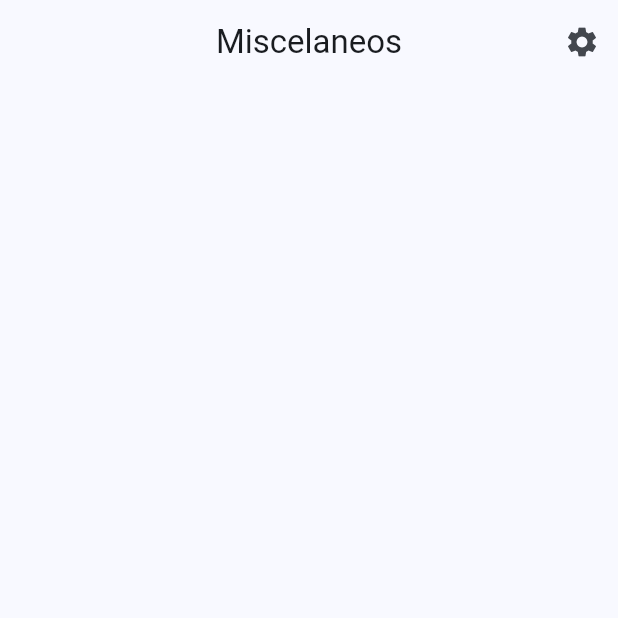
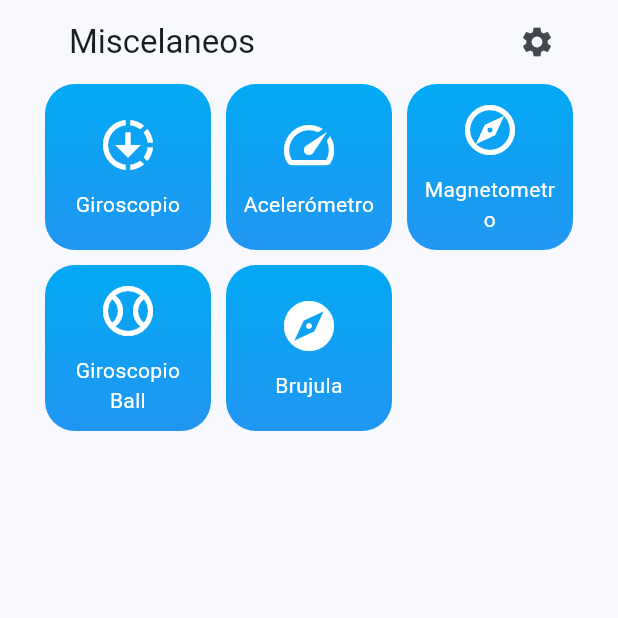
Before and after one commit to ErnestAlf222/miscelaneos, a Flutter app: the screen it shows after launch, on a phone screen of 412 x 824 dp, the top half of it. Run offline on Flutter 3.47's test engine with Material 3 defaults, Android fonts, the phone set to English and light mode, and no system bars; our stand-ins replace device_info_plus, flutter_riverpod, go_router, google_fonts, permission_handler.

Commit message:
pantallas creadas repositorio

```diff
--- a/lib/config/router/app_router.dart
+++ b/lib/config/router/app_router.dart
@@ -2,6 +2,7 @@ import 'package:go_router/go_router.dart';
 import 'package:miscelaneos/presentation/screens/screens.dart';
 
 final router = GoRouter(routes: [
+  // ? General
   GoRoute(
     path: '/',
     builder: (context, state) => const HomeScreen(),
@@ -10,4 +11,27 @@ final router = GoRouter(routes: [
     path: '/permissions',
     builder: (context, state) => const PermissionsScreen(),
   ),
+
+  // ? Sensors
+  GoRoute(
+    path: '/gyroscope',
+    builder: (context, state) => const GyroscopeScreen(),
+  ),
+  GoRoute(
+    path: '/accelerometer',
+    builder: (context, state) => const AccelerometerScreen(),
+  ),
+  GoRoute(
+    path: '/magnetometer',
+    builder: (context, state) => const MagnetomerScreen(),
+  ),
+  GoRoute(
+    path: '/gyroscope-ball',
+    builder: (context, state) => const GyroscopeBallScreen(),
+  ),
+  GoRoute(
+    path: '/compass',
+    builder: (context, state) => const CompassScreen(),
+  ),
+
 ]);
--- a/lib/presentation/screens/home/home_screen.dart
+++ b/lib/presentation/screens/home/home_screen.dart
@@ -1,5 +1,6 @@
 import 'package:flutter/material.dart';
 import 'package:go_router/go_router.dart';
+import 'package:miscelaneos/presentation/widgets/widgets.dart';
 
 class HomeScreen extends StatelessWidget {
   const HomeScreen({super.key});
@@ -7,8 +8,11 @@ class HomeScreen extends StatelessWidget {
   @override
   Widget build(BuildContext context) {
     return Scaffold(
-      appBar: AppBar(
-        centerTitle: true,
+      body: Padding(
+        padding: const EdgeInsets.symmetric(horizontal: 30),
+        child: CustomScrollView(
+          slivers: [
+            SliverAppBar(
               title: const Text('Miscelaneos'),
               actions: [
                 IconButton(
@@ -19,6 +23,10 @@ class HomeScreen extends StatelessWidget {
                 ),
               ],
             ),
+            const MainMenu()
+          ],
+        ),
+      ),
     );
   }
 }
--- a/lib/presentation/screens/screens.dart
+++ b/lib/presentation/screens/screens.dart
@@ -1,2 +1,3 @@
 export 'home/home_screen.dart';
 export 'permissions/permissions_screen.dart';
+export 'sensors/sensors.dart';
--- /dev/null
+++ b/lib/presentation/screens/sensors/sensors.dart
@@ -0,0 +1,5 @@
+export 'accelerometer_screen.dart';
+export 'compass_screen.dart';
+export 'gyroscope_ball_screen.dart';
+export 'gyroscope_screen.dart';
+export 'magnetomer_screen.dart';
--- /dev/null
+++ b/lib/presentation/widgets/shared/main_menu.dart
@@ -0,0 +1,86 @@
+// ignore_for_file: public_member_api_docs, sort_constructors_first
+import 'package:flutter/material.dart';
+import 'package:go_router/go_router.dart';
+
+class MenuItem {
+  final String title;
+  final IconData icon;
+  final String route;
+
+  MenuItem(this.title, this.icon, this.route);
+}
+
+final menuItems = <MenuItem>[
+  MenuItem('Giroscopio', Icons.downloading, '/gyroscope'),
+  MenuItem('Acelerómetro', Icons.speed, '/accelerometer'),
+  MenuItem('Magnetometro', Icons.explore_outlined, '/magnetometer'),
+  MenuItem(
+      'Giroscopio Ball', Icons.sports_baseball_outlined, '/gyroscope-ball'),
+  MenuItem('Brujula', Icons.explore, '/compass'),
+];
+
+class MainMenu extends StatelessWidget {
+  const MainMenu({super.key});
+
+  @override
+  Widget build(BuildContext context) {
+    return SliverGrid.count(
+      crossAxisCount: 3,
+      crossAxisSpacing: 10,
+      mainAxisSpacing: 10,
+      children: menuItems
+          .map((item) => HomeMenuItem(
+                title: item.title,
+                icon: item.icon,
+                route: item.route,
+              ))
+          .toList(),
+    );
+  }
+}
+
+class HomeMenuItem extends StatelessWidget {
+  final String title;
+  final IconData icon;
+  final String route;
+  final List<Color> bgColors;
+
+  const HomeMenuItem({
+    super.key,
+    required this.title,
+    required this.icon,
+    required this.route,
+    this.bgColors = const [Colors.lightBlue, Colors.blue],
+  });
+
+  @override
+  Widget build(BuildContext context) {
+    return GestureDetector(
+      onTap: () => context.push(route),
+      child: Container(
+        padding: const EdgeInsets.all(8.0),
+        decoration: BoxDecoration(
+          borderRadius: BorderRadius.circular(20),
+          gradient: LinearGradient(
+            colors: bgColors,
+            begin: Alignment.topCenter,
+            end: Alignment.bottomCenter,
+          ),
+        ),
+        child: Column(
+          mainAxisAlignment: MainAxisAlignment.center,
+          children: [
+            Icon(icon, color: Colors.white, size: 40),
+            const SizedBox(height: 10),
+            Text(
+              title,
+              textAlign: TextAlign.center,
+              style: const TextStyle(color: Colors.white),
+            ),
+
+          ],
+        ),
+      ),
+    );
+  }
+}
--- /dev/null
+++ b/lib/presentation/widgets/shared/shared.dart
@@ -0,0 +1 @@
+export 'main_menu.dart';
--- /dev/null
+++ b/lib/presentation/widgets/widgets.dart
@@ -0,0 +1 @@
+export 'shared/shared.dart';
```
Also changed, not shown: lib/presentation/screens/sensors/accelerometer_screen.dart (added, +16 -0 lines), lib/presentation/screens/sensors/compass_screen.dart (added, +16 -0 lines), lib/presentation/screens/sensors/gyroscope_ball_screen.dart (added, +16 -0 lines), lib/presentation/screens/sensors/gyroscope_screen.dart (added, +16 -0 lines), lib/presentation/screens/sensors/magnetomer_screen.dart (added, +16 -0 lines). Lines whose indentation alone changed are shown as unchanged.
